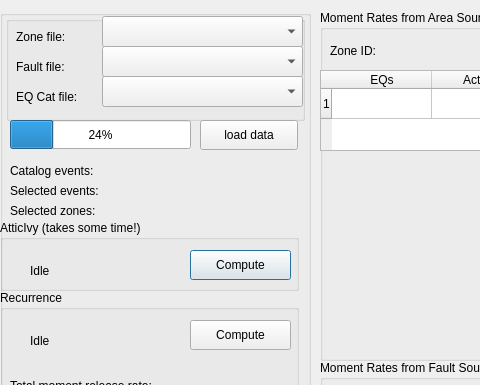
Old version of the form mt_seismicsource/ui_seismicsource.ui in the repository feuchner/seismicsource-toolkit; both pictures show x 0 to 480 and y 0 to 385 of the 816 by 849 pixel window.
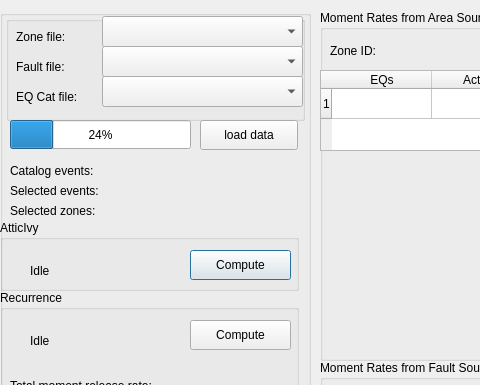
New version of the form. Custom widgets are drawn as their Qt base class.

```diff
--- a/mt_seismicsource/ui_seismicsource.ui
+++ b/mt_seismicsource/ui_seismicsource.ui
@@ -129,7 +129,7 @@
       </rect>
      </property>
      <property name="title">
-      <string>AtticIvy (takes some time!)</string>
+      <string>AtticIvy</string>
      </property>
      <widget class="KLed" name="activityLED">
       <property name="geometry">
@@ -173,7 +173,7 @@
       <rect>
        <x>10</x>
        <y>170</y>
-       <width>119</width>
+       <width>281</width>
        <height>21</height>
       </rect>
      </property>
@@ -186,7 +186,7 @@
       <rect>
        <x>10</x>
        <y>190</y>
-       <width>116</width>
+       <width>281</width>
        <height>21</height>
       </rect>
      </property>
@@ -287,7 +287,7 @@
       <rect>
        <x>10</x>
        <y>150</y>
-       <width>111</width>
+       <width>281</width>
        <height>21</height>
       </rect>
      </property>
```
Left out of the diff: 4 changed lines with no effect on the pictures.
